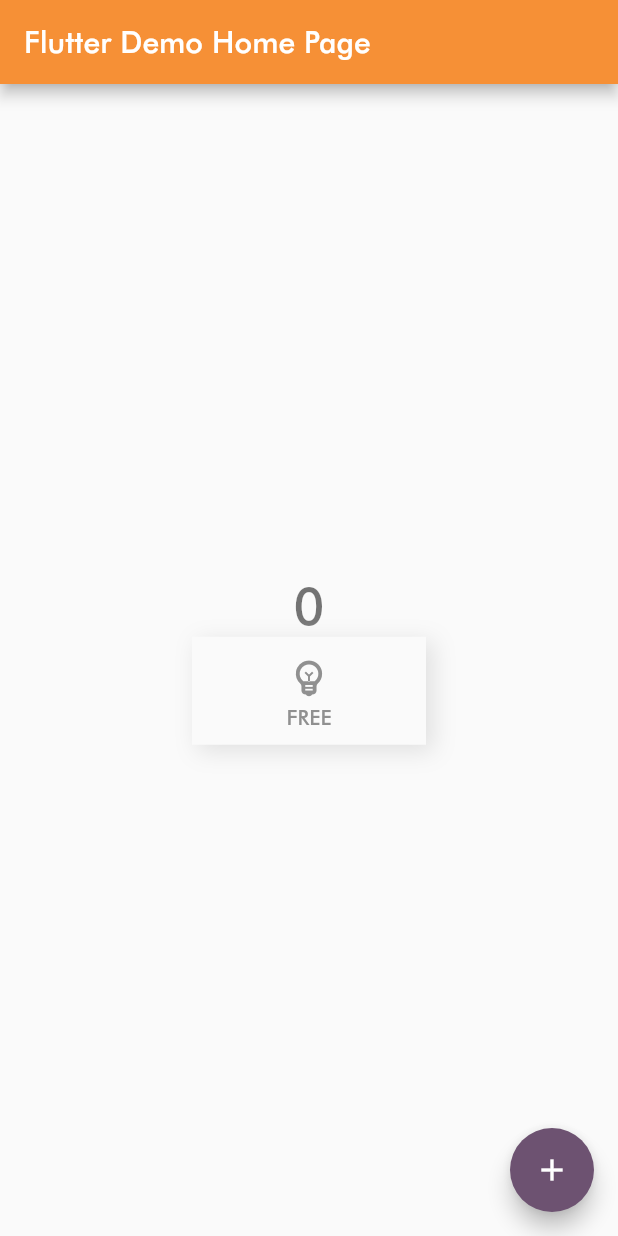
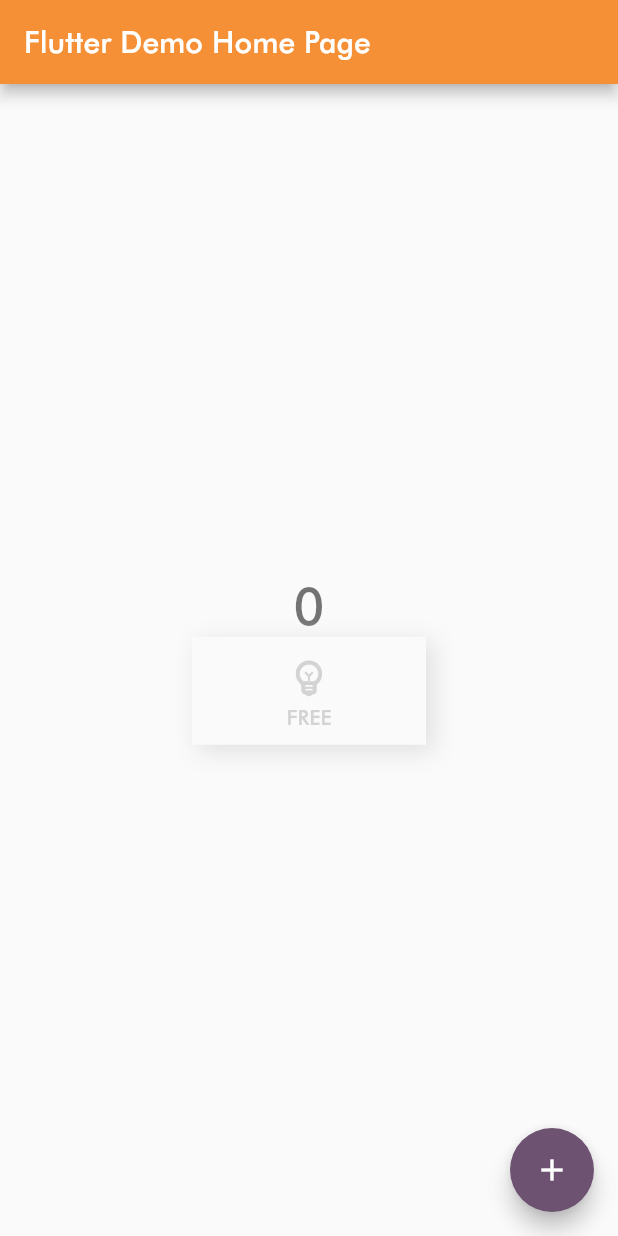
Before and after one commit to wonn0/quizpix, a Flutter app: the screen it shows after launch, on a phone screen of 412 x 824 dp. Run offline on Flutter 3.47's test engine with Material 2 defaults, Android fonts, the phone set to English and light mode, and no system bars.

Commit message:
set color for inactive button to standard

```diff
--- a/lib/widgets/home_button.dart
+++ b/lib/widgets/home_button.dart
@@ -29,7 +29,7 @@ class HomeButton extends StatelessWidget {
     if (y) {
       return const Color(0xfff69036);
     }
-    return const Color(0xff909090);
+    return const Color(0xffd3d3d3);
   }
 
   @override
```
